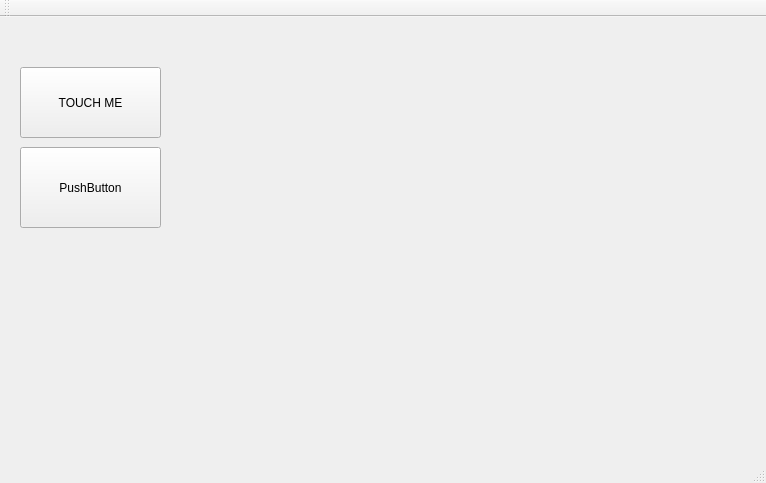
First picture: the form in editor0.01/GesturesEditor/mainwindow.ui, repository Rauf-Kurbanov/GesturesEditor, before the edit.
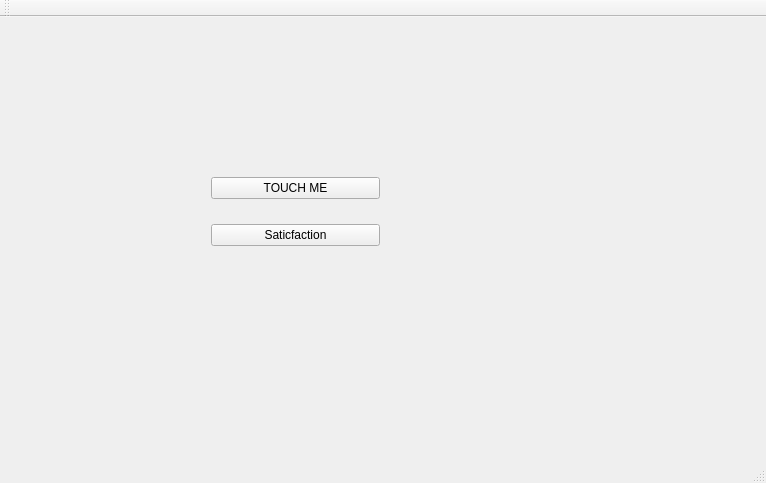
Second picture: the form after the edit.

```diff
--- a/editor0.01/GesturesEditor/mainwindow.ui
+++ b/editor0.01/GesturesEditor/mainwindow.ui
@@ -14,31 +14,31 @@
    <string>MainWindow</string>
   </property>
   <widget class="QWidget" name="centralWidget">
-   <widget class="QPushButton" name="pushButton">
+   <widget class="QWidget" name="verticalLayoutWidget">
     <property name="geometry">
      <rect>
-      <x>20</x>
-      <y>50</y>
-      <width>141</width>
-      <height>71</height>
-     </rect>
-    </property>
-    <property name="text">
-     <string>TOUCH ME</string>
-    </property>
-   </widget>
-   <widget class="QPushButton" name="pushButton_2">
-    <property name="geometry">
-     <rect>
-      <x>20</x>
+      <x>200</x>
       <y>130</y>
-      <width>141</width>
-      <height>81</height>
+      <width>191</width>
+      <height>131</height>
      </rect>
     </property>
-    <property name="text">
-     <string>PushButton</string>
-    </property>
+    <layout class="QVBoxLayout" name="verticalLayout">
+     <item>
+      <widget class="QPushButton" name="pushButton">
+       <property name="text">
+        <string>TOUCH ME</string>
+       </property>
+      </widget>
+     </item>
+     <item>
+      <widget class="QPushButton" name="pushButton_2">
+       <property name="text">
+        <string>Saticfaction</string>
+       </property>
+      </widget>
+     </item>
+    </layout>
    </widget>
   </widget>
   <widget class="QMenuBar" name="menuBar">
```
